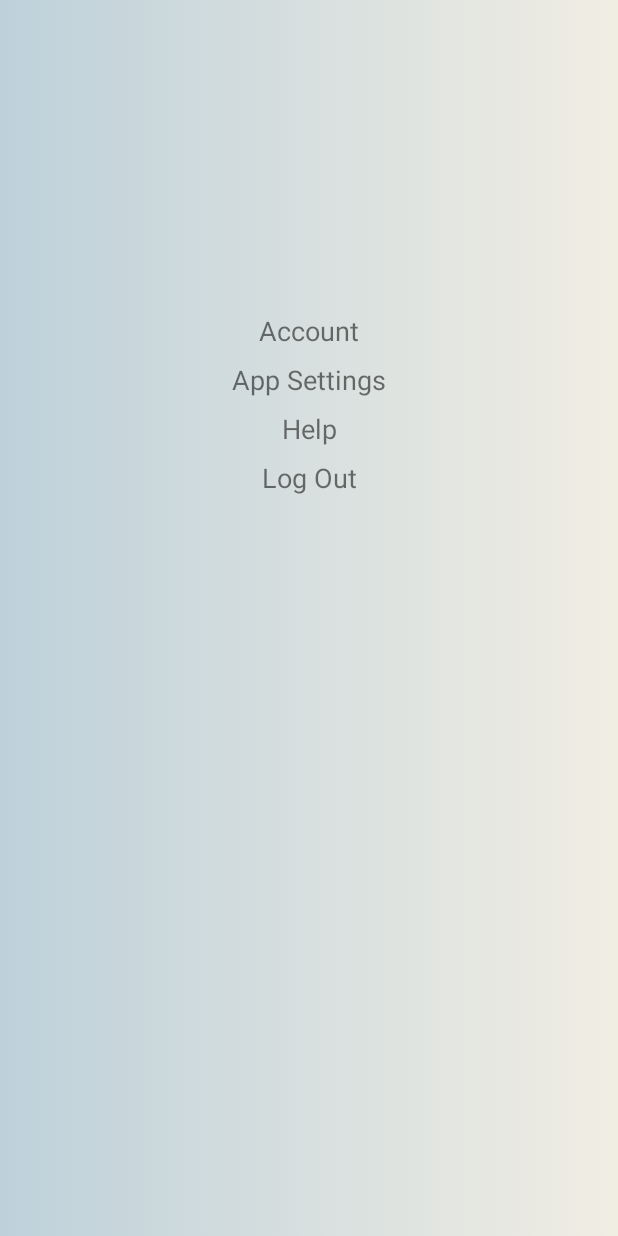
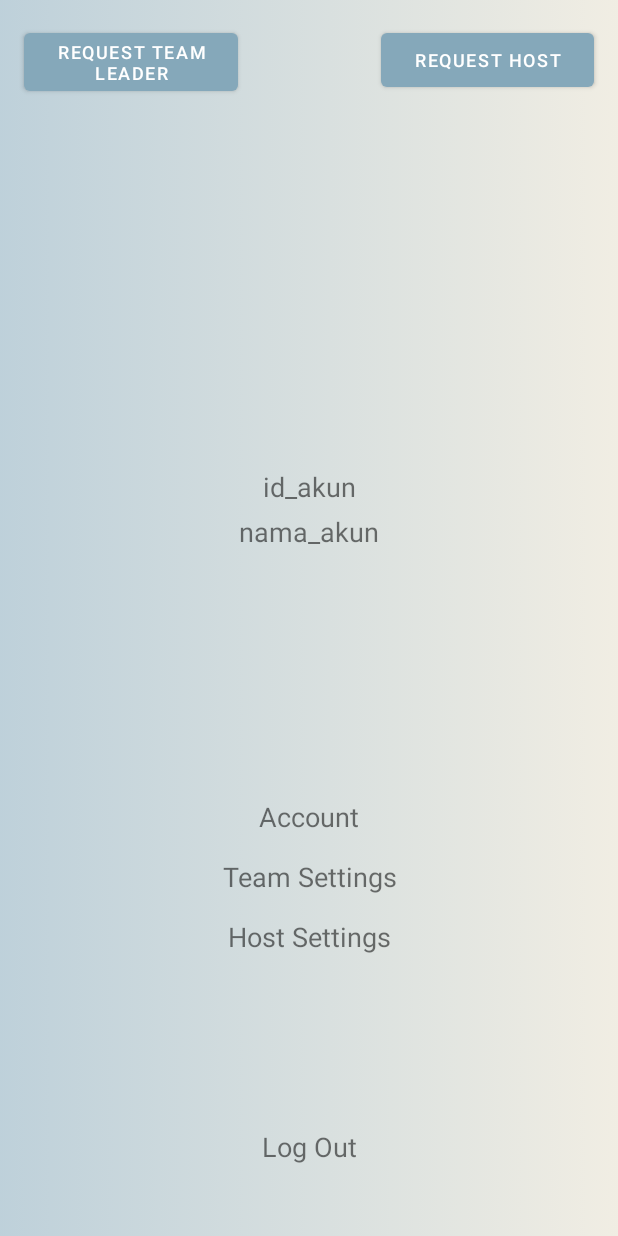
Before and after one commit to mabar1d/Mobile_Mabar_V1, an Android app: the fragment ProfileFragment shown on its own in the app's theme, on a phone screen of 412 x 824 dp. Run offline under Robolectric (Android 15) with nearby library versions, the phone set to English and light mode, and no system bars; plain views replace CircularImageView.

Commit message:
add detail profile

```diff
--- a/app/src/main/res/layout/fragment_profil.xml
+++ b/app/src/main/res/layout/fragment_profil.xml
@@ -1,23 +1,70 @@
 <?xml version="1.0" encoding="utf-8"?>
-<LinearLayout
-    xmlns:android="http://schemas.android.com/apk/res/android"
+<androidx.constraintlayout.widget.ConstraintLayout xmlns:android="http://schemas.android.com/apk/res/android"
     xmlns:app="http://schemas.android.com/apk/res-auto"
     xmlns:tools="http://schemas.android.com/tools"
     android:layout_width="match_parent"
     android:layout_height="match_parent"
+    android:background="@drawable/primary_background_gradient"
     android:orientation="vertical"
-    android:background="@drawable/primary_background_gradient"
     tools:context=".main.ProfileFragment">
+
+    <LinearLayout
+        android:id="@+id/linearLayout"
+        android:layout_width="0dp"
+        android:layout_height="wrap_content"
+        android:layout_marginTop="30dp"
+        android:orientation="vertical"
+        app:layout_constraintEnd_toEndOf="parent"
+        app:layout_constraintStart_toStartOf="parent"
+        app:layout_constraintTop_toBottomOf="@+id/btn_req_team_lead">
 
         <com.mikhaellopez.circularimageview.CircularImageView
             android:id="@+id/civ_profile"
-        android:layout_gravity="center"
             android:layout_width="200dp"
             android:layout_height="200dp"
+            android:layout_gravity="center"
             app:civ_border_color="@color/purple_700"
             app:civ_border_width="4dp"
             app:civ_shadow="true"
-        app:civ_shadow_color="@color/primary_color_blue"/>
+            app:civ_shadow_color="@color/primary_color_blue"
+            tools:layout_editor_absoluteX="105dp"
+            tools:layout_editor_absoluteY="100dp" />
+
+        <TextView
+            android:id="@+id/id_akun"
+            android:layout_width="match_parent"
+            android:layout_height="wrap_content"
+            android:layout_marginStart="8dp"
+            android:layout_marginTop="15dp"
+            android:layout_marginEnd="8dp"
+            android:layout_marginBottom="5dp"
+            android:text="id_akun"
+            android:textAlignment="center"
+            android:textSize="18sp" />
+
+        <TextView
+            android:id="@+id/nama_akun"
+            android:layout_width="match_parent"
+            android:layout_height="wrap_content"
+            android:layout_marginStart="8dp"
+            android:layout_marginEnd="8dp"
+            android:layout_marginBottom="15dp"
+            android:text="nama_akun"
+            android:textAlignment="center"
+            android:textSize="18sp" />
+
+
+    </LinearLayout>
+
+    <LinearLayout
+        android:id="@+id/linearLayout2"
+        android:layout_width="0dp"
+        android:layout_height="wrap_content"
+        android:layout_marginBottom="187dp"
+        android:orientation="vertical"
+        app:layout_constraintBottom_toBottomOf="parent"
+        app:layout_constraintEnd_toEndOf="parent"
+        app:layout_constraintStart_toStartOf="parent">
 
         <TextView
             android:id="@+id/btn_account"
@@ -25,38 +72,69 @@
             android:layout_height="wrap_content"
             android:layout_marginStart="8dp"
             android:layout_marginTop="8dp"
+            android:layout_marginEnd="8dp"
             android:text="Account"
-        android:layout_marginEnd="8dp"
             android:textAlignment="center"
             android:textSize="18sp" />
+
         <TextView
-        android:id="@+id/btn_app_settings"
+            android:id="@+id/btn_team_settings"
             android:layout_width="match_parent"
             android:layout_height="wrap_content"
             android:layout_marginStart="8dp"
-        android:layout_marginTop="8dp"
-        android:text="App Settings"
+            android:layout_marginTop="15dp"
             android:layout_marginEnd="8dp"
+            android:text="Team Settings"
             android:textAlignment="center"
             android:textSize="18sp" />
+
         <TextView
-        android:id="@+id/btn_help"
+            android:id="@+id/btn_host_settings"
             android:layout_width="match_parent"
             android:layout_height="wrap_content"
             android:layout_marginStart="8dp"
-        android:layout_marginTop="8dp"
-        android:text="Help"
+            android:layout_marginTop="15dp"
             android:layout_marginEnd="8dp"
+            android:text="Host Settings"
             android:textAlignment="center"
             android:textSize="18sp" />
+
+    </LinearLayout>
+
+    <Button
+        android:id="@+id/btn_req_team_lead"
+        android:layout_width="0dp"
+        android:layout_height="wrap_content"
+        android:layout_marginStart="16dp"
+        android:layout_marginTop="16dp"
+        android:layout_marginEnd="95dp"
+        android:text="Request Team Leader"
+        android:textSize="12dp"
+        app:layout_constraintEnd_toStartOf="@+id/btn_req_host"
+        app:layout_constraintStart_toStartOf="parent"
+        app:layout_constraintTop_toTopOf="parent" />
+
+    <Button
+        android:id="@+id/btn_req_host"
+        android:layout_width="0dp"
+        android:layout_height="wrap_content"
+        android:layout_marginTop="16dp"
+        android:layout_marginEnd="16dp"
+        android:text="Request Host"
+        android:textSize="12dp"
+        app:layout_constraintEnd_toEndOf="parent"
+        app:layout_constraintStart_toEndOf="@+id/btn_req_team_lead"
+        app:layout_constraintTop_toTopOf="parent" />
+
     <TextView
         android:id="@+id/btn_logout"
-        android:layout_width="match_parent"
+        android:layout_width="0dp"
         android:layout_height="wrap_content"
-        android:layout_marginStart="8dp"
-        android:layout_marginTop="8dp"
+        android:layout_marginBottom="47dp"
         android:text="Log Out"
-        android:layout_marginEnd="8dp"
         android:textAlignment="center"
-        android:textSize="18sp" />
-</LinearLayout>
+        android:textSize="18sp"
+        app:layout_constraintBottom_toBottomOf="parent"
+        app:layout_constraintEnd_toEndOf="parent"
+        app:layout_constraintStart_toStartOf="parent" />
+</androidx.constraintlayout.widget.ConstraintLayout>
```
Also changed, not shown: app/src/main/AndroidManifest.xml (+5 -4 lines), app/src/main/java/com/example/mabar_v1/profile/DetailAccountActivity.kt (added, +12 -0 lines), app/src/main/java/com/example/mabar_v1/profile/HostSettingActivity.kt (added, +12 -0 lines), app/src/main/java/com/example/mabar_v1/profile/TeamSettingActivity.kt (added, +12 -0 lines), app/src/main/res/layout/activity_detail_account.xml (added, +279 -0 lines), app/src/main/res/layout/activity_host_setting.xml (added, +9 -0 lines), app/src/main/res/layout/activity_team_setting.xml (added, +9 -0 lines). Lines whose indentation alone changed are shown as unchanged.
